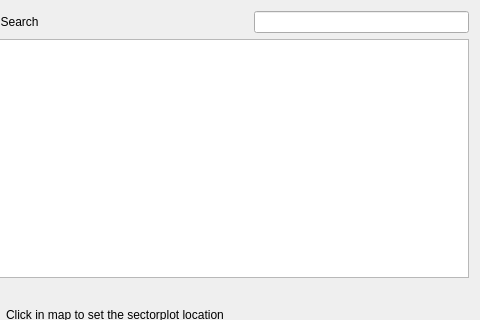
Qt form SectorPlot/sectorplot_location_dialog_base.ui (rduivenvoorde/sectorplot) before a commit; both pictures show x 123 to 603 and y 0 to 320 of the 603 by 402 pixel window.
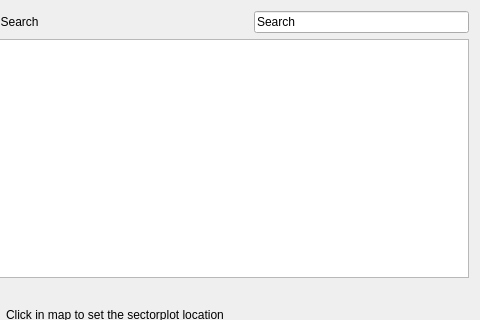
The same form after that commit.

```diff
--- a/SectorPlot/sectorplot_location_dialog_base.ui
+++ b/SectorPlot/sectorplot_location_dialog_base.ui
@@ -46,7 +46,11 @@
     </widget>
    </item>
    <item row="3" column="3" colspan="2">
-    <widget class="QLineEdit" name="le_search_npp"/>
+    <widget class="QLineEdit" name="le_search_npp">
+     <property name="text">
+      <string>Search</string>
+     </property>
+    </widget>
    </item>
    <item row="4" column="0" colspan="5">
     <widget class="QTableView" name="table_npps"/>
```
